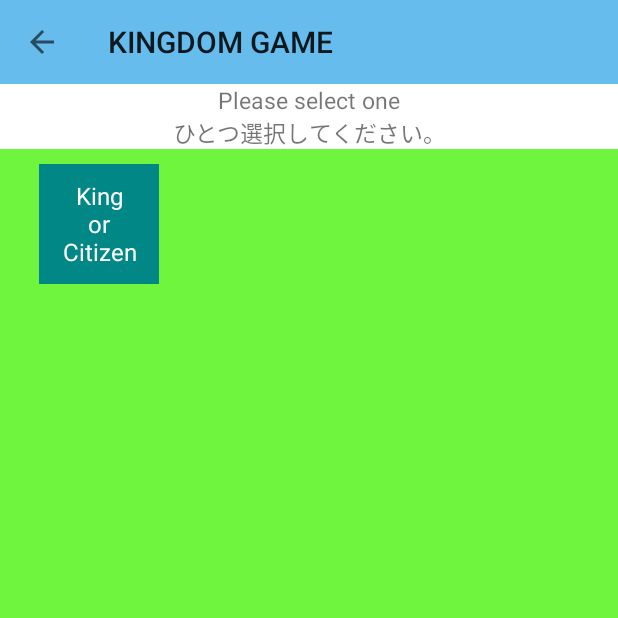
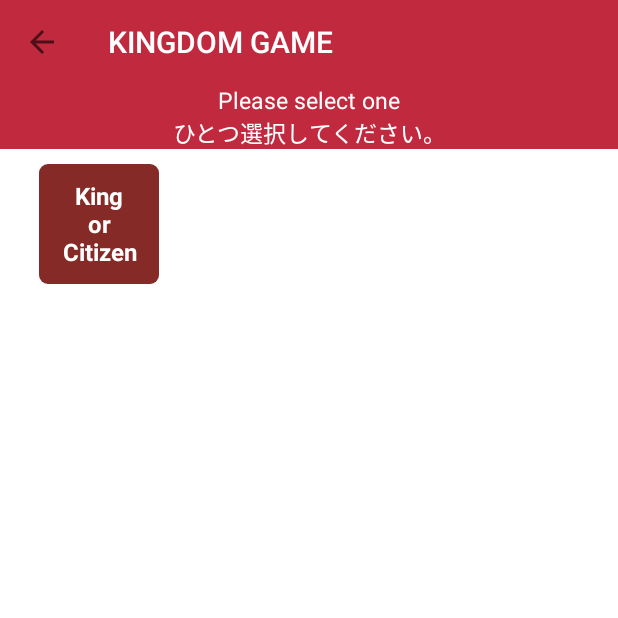
Before and after one commit to naotiiii/king_game_android, an Android app: the screen it shows after launch (PlayActivity), after a tap on "START!", on a phone screen of 412 x 824 dp, the top half of it. Run offline under Robolectric (Android 15) with nearby library versions, the light colour scheme and no system bars; our stand-ins replace AdMob; 1 statement that could not run was skipped; 2 other taps on this screen came first.

Commit message:
Play画面のデザイン変更

```diff
--- a/app/src/main/java/com/hato/king_game/Activity/PlayActivity.java
+++ b/app/src/main/java/com/hato/king_game/Activity/PlayActivity.java
@@ -212,7 +212,11 @@ public class PlayActivity extends AppCompatActivity {
      */
     private void setBackButton() {
         Toolbar toolbar = findViewById(R.id.toolbar);
+        toolbar.setTitleTextColor(getColor(R.color.white));
+
+
         setSupportActionBar(toolbar);
+
 
         getSupportActionBar().setDisplayHomeAsUpEnabled(true);
         getSupportActionBar().setHomeButtonEnabled(true);
--- a/app/src/main/java/com/hato/king_game/Adapter/PlayGridAdapter.java
+++ b/app/src/main/java/com/hato/king_game/Adapter/PlayGridAdapter.java
@@ -60,8 +60,7 @@ public class PlayGridAdapter extends BaseAdapter {
         }
 
         holder.textView.setText(mContext.getString(R.string.button_king_or_citizen));
-        holder.textView.setBackgroundColor(mContext.getColor(R.color.teal_700));
-
+        //holder.textView.setBackgroundColor(mContext.getColor(R.color.primary_button_red));
         for (int i = 0; i < mTappedList.size(); i++) {
             if (mTappedList.get(i) == position) {
                 holder.textView.setText(mContext.getString(R.string.button_selected));
--- a/app/src/main/res/drawable/btn_round_blue.xml
+++ b/app/src/main/res/drawable/btn_round_blue.xml
@@ -2,38 +2,38 @@
 <selector xmlns:android="http://schemas.android.com/apk/res/android">
     <item android:state_enabled="false">
         <shape android:shape="rectangle" >
-            <corners android:radius="30dp" />
+            <corners android:radius="10dp" />
             <solid android:color="@color/tapped_blue_gray"/>
         </shape>
     </item>
     <item android:state_pressed="true" >
         <shape android:shape="rectangle" >
-            <corners android:radius="30dp" />
-            <solid android:color="@color/primary_thin_blue"/>
+            <corners android:radius="10dp" />
+            <solid android:color="@color/result_normal_background"/>
         </shape>
     </item>
     <item android:state_focused="true">
         <shape android:shape="rectangle" >
-            <corners android:radius="30dp" />
-            <solid android:color="@color/primary_thin_blue"/>
+            <corners android:radius="10dp" />
+            <solid android:color="@color/result_normal_background"/>
         </shape>
     </item>
     <item android:state_selected="true">
         <shape android:shape="rectangle" >
-            <corners android:radius="30dp" />
+            <corners android:radius="10dp" />
             <solid android:color="@color/tapped_blue_gray"/>
         </shape>
     </item>
     <item android:state_selected="false">
         <shape android:shape="rectangle" >
-            <corners android:radius="30dp" />
-            <solid android:color="@color/primary_thin_blue"/>
+            <corners android:radius="10dp" />
+            <solid android:color="@color/result_normal_background"/>
         </shape>
     </item>
     <item >
         <shape android:shape="rectangle" >
-            <solid android:color="@color/primary_thin_blue"/>
-            <corners android:radius="30dp" />
+            <solid android:color="@color/result_normal_background"/>
+            <corners android:radius="10dp" />
         </shape>
     </item>
 </selector>
--- /dev/null
+++ b/app/src/main/res/drawable/text_round.xml
@@ -0,0 +1,6 @@
+<?xml version="1.0" encoding="utf-8"?>
+<shape xmlns:android="http://schemas.android.com/apk/res/android"
+    android:shape="rectangle"
+    android:tint="@color/primary_button_red">
+    <corners android:radius="6dp"/>
+</shape>
--- a/app/src/main/res/layout/activity_play.xml
+++ b/app/src/main/res/layout/activity_play.xml
@@ -13,7 +13,7 @@
         android:id="@+id/toolbar"
         android:layout_width="match_parent"
         android:layout_height="wrap_content"
-        android:background="@color/primary_thin_blue"
+        android:background="@color/primary_main_red"
         android:minHeight="?android:actionBarSize"
         app:layout_constraintTop_toTopOf="parent"
         app:layout_constraintBottom_toTopOf="@id/text_explain_game"
@@ -25,9 +25,10 @@
         android:id="@+id/text_explain_game"
         android:layout_width="match_parent"
         android:layout_height="wrap_content"
-        android:background="@color/white"
+        android:background="@color/primary_main_red"
         android:text="@string/explain_game"
         android:textSize="15sp"
+        android:textColor="@color/white"
         android:textAlignment="center"
         app:layout_constraintTop_toBottomOf="@id/toolbar"
         app:layout_constraintBottom_toTopOf="@id/layout_ad_view"
@@ -76,6 +77,7 @@
         android:horizontalSpacing="8dp"
         android:stretchMode="columnWidth"
         android:gravity="center"
+        android:background="@color/white"
         app:layout_constraintTop_toBottomOf="@id/layout_ad_view"
         app:layout_constraintBottom_toBottomOf="parent"
         app:layout_constraintStart_toStartOf="parent"
@@ -84,14 +86,13 @@
 
     <Button
         android:id="@+id/button_finish"
-        android:layout_width="200dp"
-        android:layout_height="45dp"
+        android:layout_width="270dp"
+        android:layout_height="60dp"
         android:text="@string/show_correct_number"
         android:textColor="@color/white"
-        android:paddingEnd="20dp"
+        android:textSize="25sp"
         android:layout_marginBottom="30dp"
         android:background="@drawable/btn_round_blue"
-        android:drawableEnd="@drawable/baseline_format_list_numbered_white_24"
         app:layout_constraintBottom_toTopOf="@id/button_next_game"
         app:layout_constraintStart_toStartOf="parent"
         app:layout_constraintEnd_toEndOf="parent"
@@ -99,10 +100,11 @@
 
     <Button
         android:id="@+id/button_next_game"
-        android:layout_width="200dp"
-        android:layout_height="45dp"
+        android:layout_width="270dp"
+        android:layout_height="60dp"
         android:text="@string/next_game"
         android:textColor="@color/white"
+        android:textSize="25sp"
         android:paddingStart="20dp"
         android:paddingEnd="20dp"
         android:background="@drawable/btn_round"
--- a/app/src/main/res/layout/grid_item.xml
+++ b/app/src/main/res/layout/grid_item.xml
@@ -16,7 +16,8 @@
         android:textColor="@color/white"
         android:textAlignment="center"
         android:padding="10dp"
-        android:background="@color/teal_700"
+        android:textStyle="bold"
+        android:background="@drawable/text_round"
         app:layout_constraintTop_toTopOf="parent"
         app:layout_constraintBottom_toBottomOf="parent"
         app:layout_constraintStart_toStartOf="parent"
--- a/app/src/main/res/values/themes.xml
+++ b/app/src/main/res/values/themes.xml
@@ -8,7 +8,7 @@
         <!-- Secondary brand color. -->
         <item name="colorSecondary">@color/teal_200</item>
         <item name="colorSecondaryVariant">@color/teal_700</item>
-        <item name="colorOnSecondary">@color/black</item>
+        <item name="colorOnSecondary">@color/white</item>
         <!-- Status bar color. -->
         <item name="android:statusBarColor" tools:targetApi="l">?attr/colorPrimaryVariant</item>
         <!-- Customize your theme here. -->
```
